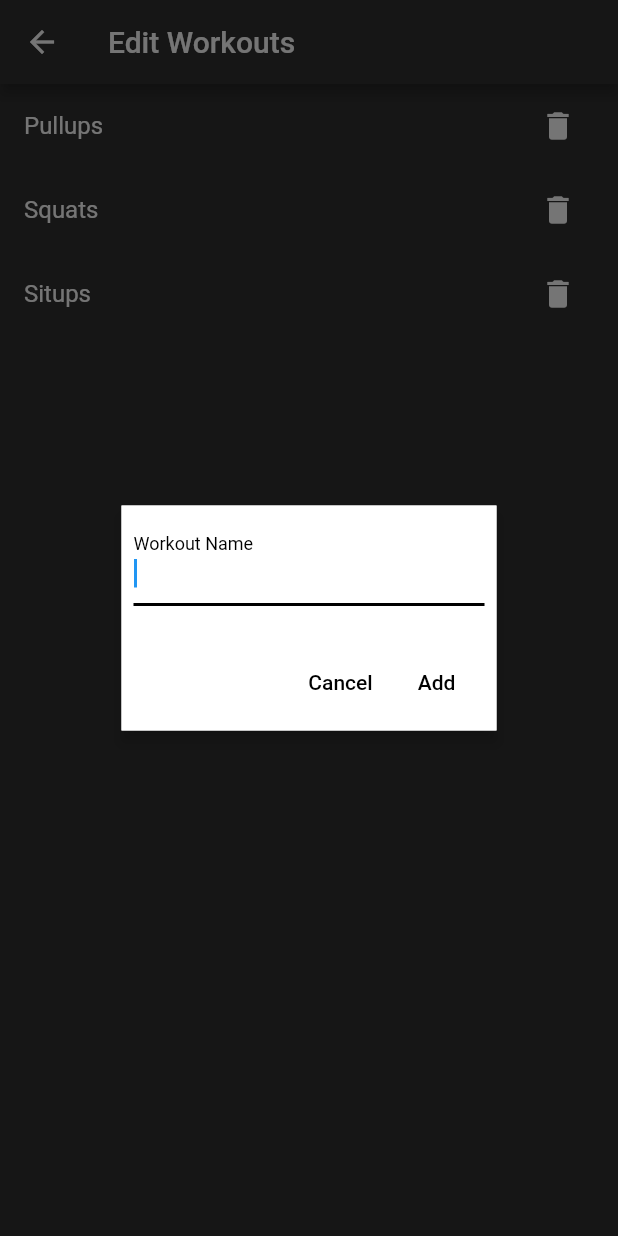
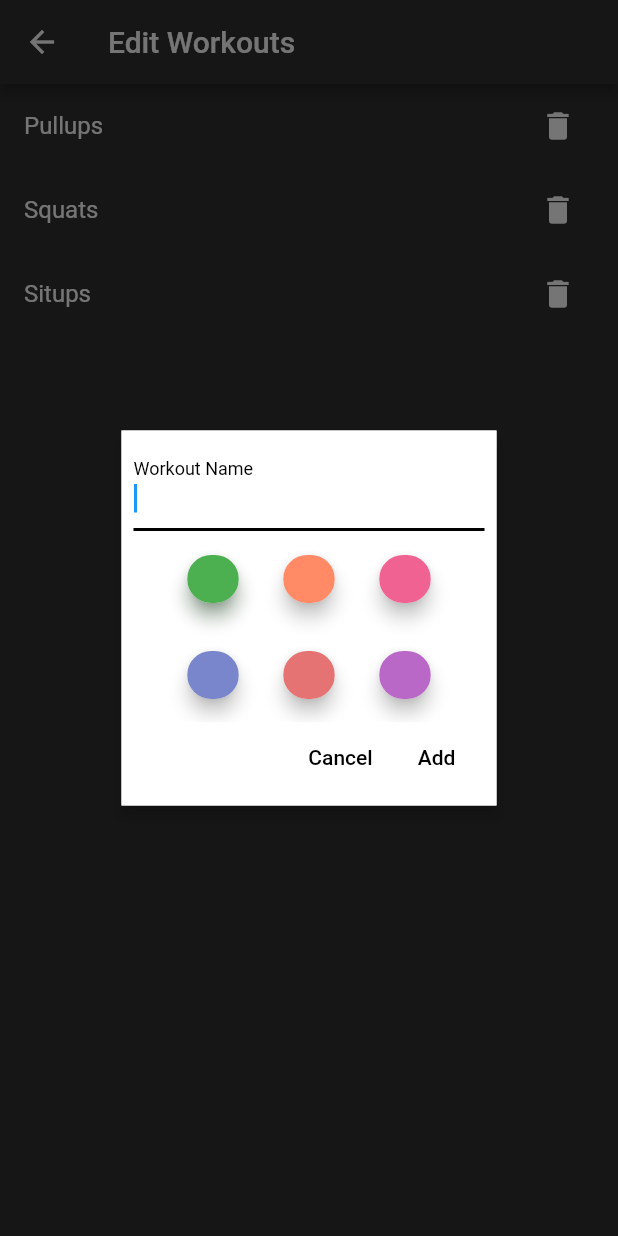
Before and after one commit to fourman-alex/Drillz, a Flutter app: the EditWorkoutsPage screen opened directly, after a tap on the "delete" icon, after a tap on the "add" icon, on a phone screen of 412 x 824 dp. Run offline on Flutter 3.47's test engine with Material 2 defaults, Android fonts, the phone set to English and light mode, and no system bars; our stand-ins replace audioplayers, equatable, shared_preferences, wakelock; missing offline and left inert: clippy_flutter; accounts and stored records are empty; project files that could hold a hidden picture were left out.

Commit message:
added color selection

```diff
--- a/lib/consts.dart
+++ b/lib/consts.dart
@@ -16,12 +16,8 @@ const List<MaterialColor> workoutColors = [
   Colors.deepOrange,
   Colors.pink,
   Colors.indigo,
-  Colors.yellow,
   Colors.red,
-  Colors.green,
-  Colors.deepOrange,
-  Colors.pink,
-  Colors.indigo,
-  Colors.yellow,
-  Colors.red,
+  Colors.purple,
+  Colors.brown,
+  Colors.blueGrey
 ];
--- a/lib/edit_workouts_page.dart
+++ b/lib/edit_workouts_page.dart
@@ -1,5 +1,6 @@
 import 'package:flutter/material.dart';
 import 'package:provider/provider.dart';
+import 'consts.dart';
 import 'model.dart';
 import 'open_container.dart';
 
@@ -19,7 +20,7 @@ class EditWorkoutsPage extends StatelessWidget {
         title: const Text('Edit Workouts'),
       ),
       floatingActionButton: OpenContainer<WorkoutType?>(
-        openSize: const Size(250, 150),
+        openSize: const Size(250, 250),
         openBuilder: (context, _) {
           final themeData = ThemeData.light().copyWith(
               colorScheme: const ColorScheme.light(
@@ -78,6 +79,7 @@ class _AddTypeDialog extends StatefulWidget {
 
 class _AddTypeDialogState extends State<_AddTypeDialog> {
   final TextEditingController _textController = TextEditingController();
+  Color selectedColor = workoutColors.first;
 
   @override
   Widget build(BuildContext context) {
@@ -95,6 +97,28 @@ class _AddTypeDialogState extends State<_AddTypeDialog> {
                   autofocus: true,
                   controller: _textController,
                   decoration: const InputDecoration(labelText: 'Workout Name'),
+                ),
+                Expanded(
+                  child: SingleChildScrollView(
+                    child: Wrap(
+                      children: List.generate(
+                        workoutColors.length,
+                        (index) => Padding(
+                          padding: const EdgeInsets.all(8.0),
+                          child: ChoiceChip(
+                            elevation: 5,
+                            selectedColor: workoutColors[index],
+                            selectedShadowColor: workoutColors[index][900],
+                            backgroundColor: workoutColors[index][300],
+                            label: const Text('   '),
+                            onSelected: (value) => setState(
+                                () => selectedColor = workoutColors[index]),
+                            selected: selectedColor == workoutColors[index],
+                          ),
+                        ),
+                      ),
+                    ),
+                  ),
                 ),
                 Row(
                   mainAxisAlignment: MainAxisAlignment.end,
```
